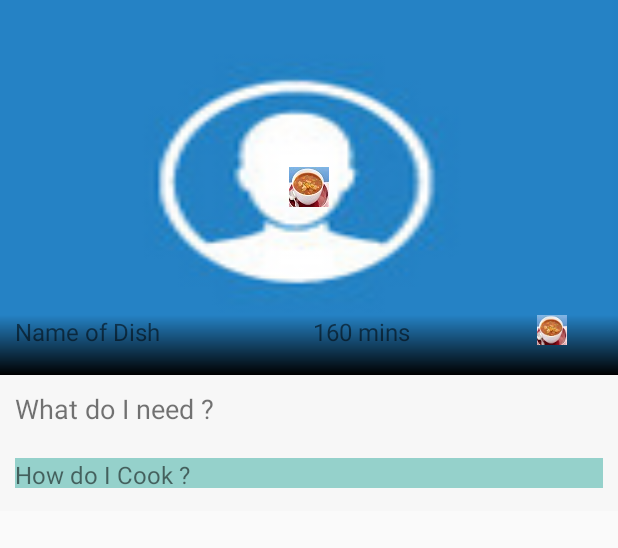
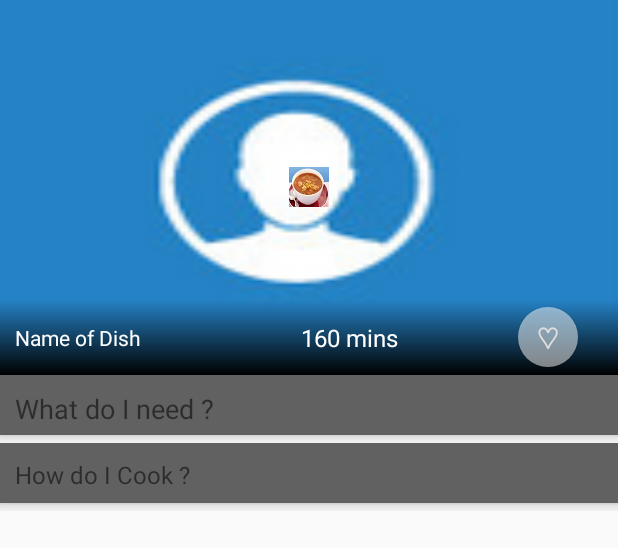
Before and after one commit to krishnamatrix/indiancook, an Android app: the layout activity_item.xml on its own in the app's theme, with its tools: preview values and no code run, on a phone screen of 412 x 824 dp. Shown: the top 548 px of the screen. Run offline under Robolectric (Android 15) with nearby library versions, the phone set to English and light mode, and no system bars.

```diff
--- a/app/src/main/java/com/krish/indiancook/activity/CookActivity.java
+++ b/app/src/main/java/com/krish/indiancook/activity/CookActivity.java
@@ -17,12 +17,12 @@ import android.view.Menu;
 import android.view.MenuInflater;
 import android.view.MenuItem;
 import android.view.View;
+import android.widget.GridLayout;
 import android.widget.ImageView;
 import android.widget.LinearLayout;
 import android.widget.TextView;
 import android.widget.Toast;
 
-import com.krish.indiancook.Layouts.FlowLayout;
 import com.krish.indiancook.R;
 import com.krish.indiancook.utils.CookingConstants;
 import com.krish.indiancook.utils.HelperUtil;
@@ -91,7 +91,7 @@ public class CookActivity extends AppCompatActivity {
     }
     private void populateFoodCategories(){
         LayoutInflater mInflater = LayoutInflater.from(this);
-        FlowLayout mFlowLayout = (FlowLayout) findViewById(R.id.flow_layout);
+        GridLayout mFlowLayout = (GridLayout) findViewById(R.id.flow_layout);
         View v = null;
         for(int i = 0; i< CookingConstants.FOOD_CATEGORIES.length;i++){
             v = mInflater.inflate(R.layout.foodcategoriesitem,mFlowLayout, false);
--- a/app/src/main/java/com/krish/indiancook/activity/DisplayItemActivity.java
+++ b/app/src/main/java/com/krish/indiancook/activity/DisplayItemActivity.java
@@ -1,5 +1,7 @@
 package com.krish.indiancook.activity;
 
+import android.graphics.PorterDuff;
+import android.graphics.drawable.Drawable;
 import android.os.Bundle;
 import android.support.v7.app.AppCompatActivity;
 import android.support.v7.widget.Toolbar;
@@ -26,6 +28,10 @@ public class DisplayItemActivity extends AppCompatActivity {
         toolbar = (Toolbar) findViewById(R.id.toolbar);
         setSupportActionBar(toolbar);
         getSupportActionBar().setDisplayHomeAsUpEnabled(true);
+
+        final Drawable upArrow = getResources().getDrawable(R.drawable.abc_ic_ab_back_mtrl_am_alpha);
+        upArrow.setColorFilter(getResources().getColor(R.color.WHITE), PorterDuff.Mode.SRC_ATOP);
+        getSupportActionBar().setHomeAsUpIndicator(upArrow);
 
         Bundle extras = getIntent().getExtras();
         String itemid = null, itemDesc = null;
--- a/app/src/main/java/com/krish/indiancook/adapter/IngredientAdapter.java
+++ b/app/src/main/java/com/krish/indiancook/adapter/IngredientAdapter.java
@@ -70,9 +70,9 @@ public class IngredientAdapter extends ArrayAdapter<String> {
         }
 
         if(position % 2 == 0) {
-            rowView.setBackgroundColor(Color.rgb(256, 256, 256));
+            rowView.setBackgroundColor(Color.parseColor("#EEEEEE"));
         } else {
-            rowView.setBackgroundColor(Color.rgb(180, 180, 180));
+            rowView.setBackgroundColor(Color.parseColor("#FFFFFF"));
         }
         return rowView;
     }
--- /dev/null
+++ b/app/src/main/res/drawable/favouritesshape.xml
@@ -0,0 +1,5 @@
+<?xml version="1.0" encoding="utf-8"?>
+<shape xmlns:android="http://schemas.android.com/apk/res/android" android:shape="oval">
+    <solid android:color="#80ffffff" />
+    <corners android:radius="30dp"></corners>
+</shape>
--- a/app/src/main/res/layout/activity_item.xml
+++ b/app/src/main/res/layout/activity_item.xml
@@ -39,7 +39,7 @@
                     </FrameLayout>
                     <LinearLayout
                         android:layout_width="match_parent"
-                        android:layout_height="40dp"
+                        android:layout_height="50dp"
                         android:background="@drawable/gradient"
                         android:layout_gravity="bottom"
                         android:orientation="horizontal">
@@ -49,25 +49,40 @@
                             android:singleLine="true"
                             android:layout_margin="10dp"
                             android:text="Name of Dish"
-                            android:layout_gravity="left"
+                            android:layout_gravity="center"
                             android:layout_weight="2"
-                            android:textSize="16sp" />
+                            android:textSize="14sp"
+                            android:textColor="@color/abc_primary_text_disable_only_material_dark"/>
                         <TextView
                             android:layout_width="wrap_content"
                             android:layout_height="wrap_content"
                             android:singleLine="true"
                             android:layout_margin="10dp"
                             android:text="160 mins"
-                            android:layout_gravity="left"
+                            android:layout_gravity="center"
                             android:layout_weight="1"
-                            android:textSize="16sp" />
-                        <ImageView
-                            android:layout_width="wrap_content"
-                            android:layout_height="wrap_content"
-                            android:src="@drawable/soup"
-                            android:layout_margin="10dp"
-                            android:layout_gravity="left"
-                            android:layout_weight="1"/>
+                            android:textSize="16sp"
+                            android:textColor="@color/abc_primary_text_disable_only_material_dark"/>
+                        <FrameLayout
+                            android:layout_width="50dp"
+                            android:layout_height="50dp"
+                            android:layout_weight="1">
+                            <Button
+                                android:layout_width="40dp"
+                                android:layout_height="40dp"
+                                android:background="@drawable/favouritesshape"
+                                android:layout_margin="10dp"
+                                android:layout_gravity="center"/>
+                            <TextView
+                                android:layout_width="wrap_content"
+                                android:layout_height="wrap_content"
+                                android:layout_margin="10dp"
+                                android:text="\u2661"
+                                android:layout_gravity="center"
+                                android:textSize="20sp"
+                                android:textColor="@color/abc_input_method_navigation_guard"/>
+                        </FrameLayout>
+
                     </LinearLayout>
                 </FrameLayout>
 
@@ -78,7 +93,9 @@
                     <LinearLayout
                         android:layout_width="match_parent"
                         android:layout_height="40dp"
-                        android:orientation="horizontal">
+                        android:orientation="horizontal"
+                        android:background="@color/switch_thumb_disabled_material_dark"
+                        android:elevation="4dp">
                         <TextView
                             android:layout_width="wrap_content"
                             android:layout_height="wrap_content"
@@ -106,7 +123,9 @@
                     <LinearLayout
                         android:layout_width="match_parent"
                         android:layout_height="40dp"
-                        android:orientation="horizontal">
+                        android:orientation="horizontal"
+                        android:background="@color/switch_thumb_disabled_material_dark"
+                        android:elevation="4dp">
                         <TextView
                             android:layout_width="wrap_content"
                             android:layout_height="wrap_content"
@@ -116,7 +135,6 @@
                             android:layout_gravity="center"
                             android:gravity="left"
                             android:layout_weight="2"
-                            android:background="@color/highlighted_text_material_light"
                             android:textSize="16sp" />
                     </LinearLayout>
                     <com.krish.indiancook.utils.NonScrollListView
--- a/app/src/main/res/layout/foodcategoriesitem.xml
+++ b/app/src/main/res/layout/foodcategoriesitem.xml
@@ -5,7 +5,8 @@
     android:layout_marginLeft="20dp"
     android:layout_marginTop="10dp"
     android:layout_marginBottom="10dp"
-    android:background="#FFFFFF">
+    android:background="@drawable/layoutshadow"
+    android:elevation="4dp">
     <ImageView
         android:id="@+id/imageLabel"
         android:layout_width="fill_parent"
--- a/app/src/main/res/layout/toolbarwithsearchgreen.xml
+++ b/app/src/main/res/layout/toolbarwithsearchgreen.xml
@@ -8,6 +8,7 @@
         android:layout_height="wrap_content"
         android:id="@+id/toolbar"
         android:background="#009933"
+        android:theme="@style/ThemeOverlay.AppCompat.Dark"
         android:elevation="4dp">
     </android.support.v7.widget.Toolbar>
 <!--android:theme="@style/ThemeOverlay.AppCompat.Dark" -->
--- a/app/src/main/res/menu/searchmenu.xml
+++ b/app/src/main/res/menu/searchmenu.xml
@@ -6,7 +6,7 @@
     <item
         android:id="@+id/action_search"
         android:orderInCategory="100"
-        android:icon="@drawable/ic_action_search"
+        android:icon="@drawable/ic_action_mic"
         app:showAsAction="always"
         android:title="Search"/>
 </menu>
```
Also changed, not shown: app/src/main/res/drawable/layoutshadow.xml (added, +57 -0 lines), app/src/main/res/layout/activity_cook.xml (+22 -6 lines), app/src/main/res/layout/directions.xml (+4 -3 lines), gradle.properties (+14 -0 lines), 1 other file.
